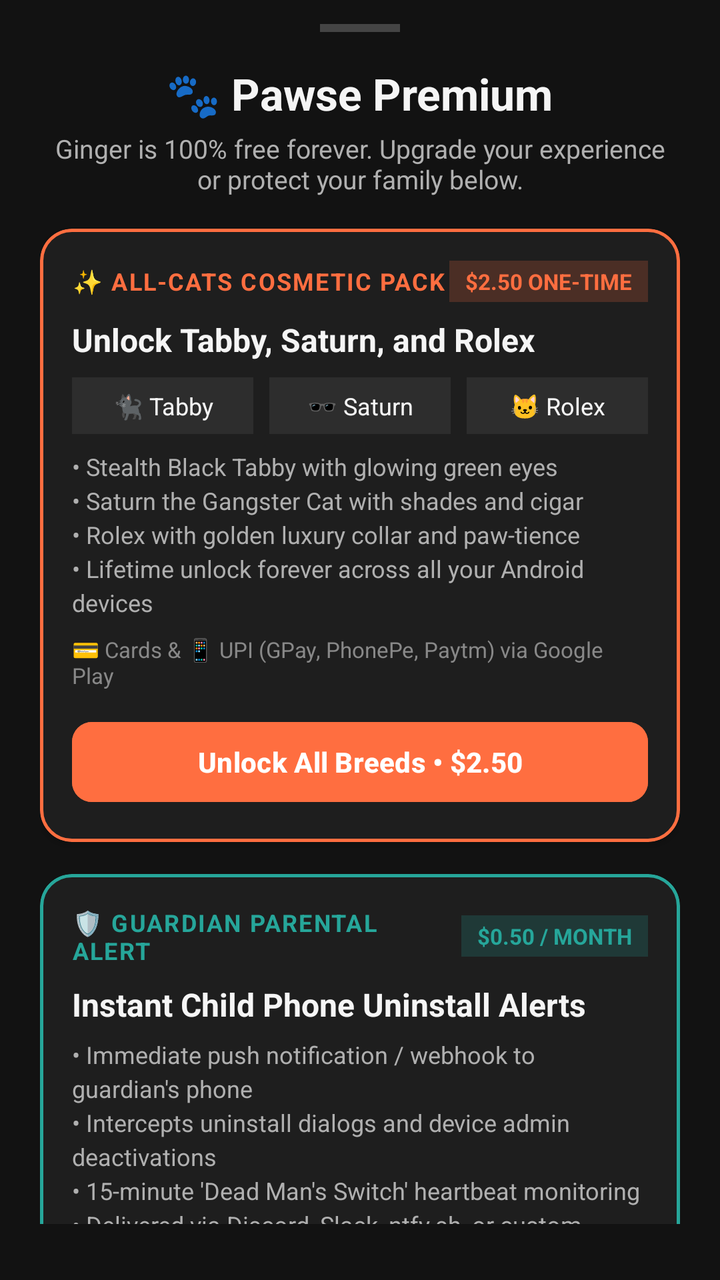
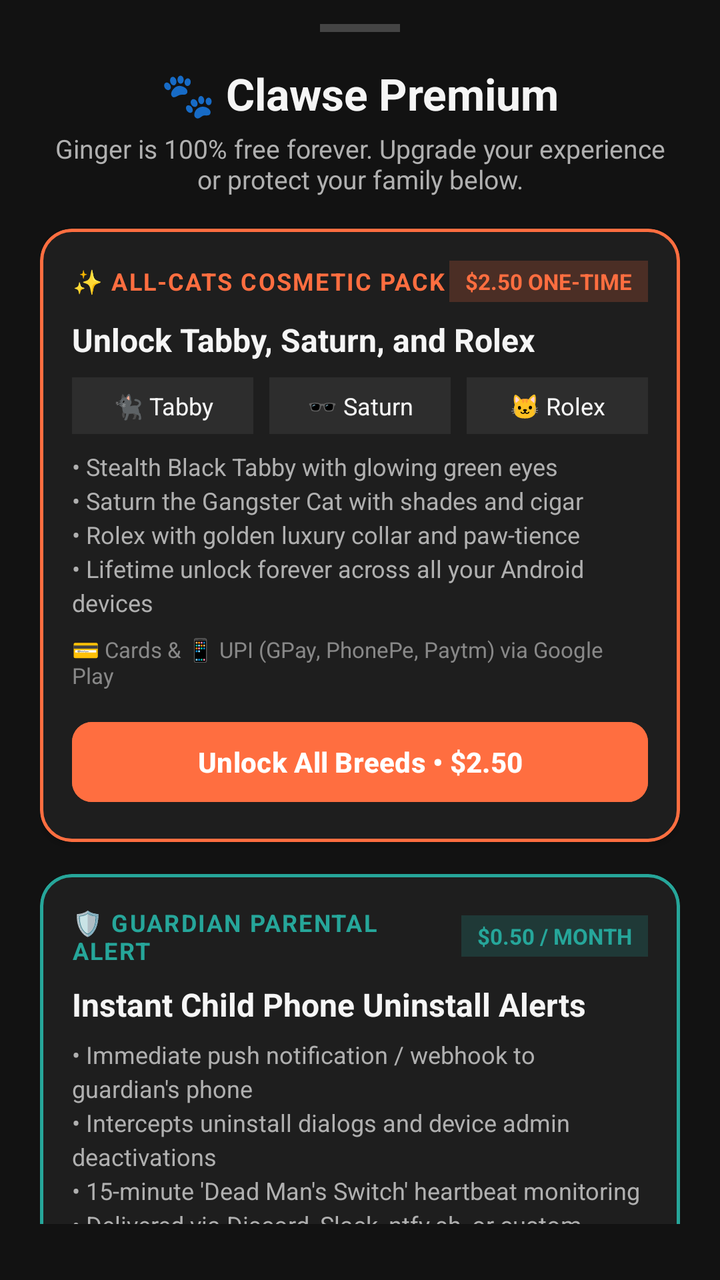

Compare the two renders of this Android layout. The source of the first and the diff that turns it into the second are given below.
<!-- AndroidManifest.xml: application theme Theme.AntiScrollerKitty -->
<!-- res/layout/dialog_paywall.xml -->
<?xml version="1.0" encoding="utf-8"?>
<androidx.core.widget.NestedScrollView xmlns:android="http://schemas.android.com/apk/res/android"
    xmlns:app="http://schemas.android.com/apk/res-auto"
    android:layout_width="match_parent"
    android:layout_height="wrap_content"
    android:background="@color/background"
    android:paddingStart="20dp"
    android:paddingEnd="20dp"
    android:paddingTop="12dp"
    android:paddingBottom="28dp">

    <LinearLayout
        android:layout_width="match_parent"
        android:layout_height="wrap_content"
        android:gravity="center_horizontal"
        android:orientation="vertical">

        
        <View
            android:layout_width="40dp"
            android:layout_height="4dp"
            android:layout_marginBottom="16dp"
            android:background="#444444" />

        <TextView
            android:layout_width="wrap_content"
            android:layout_height="wrap_content"
            android:text="🐾 Pawse Premium"
            android:textColor="@color/text_primary"
            android:textSize="22sp"
            android:textStyle="bold" />

        <TextView
            android:layout_width="wrap_content"
            android:layout_height="wrap_content"
            android:layout_marginTop="4dp"
            android:layout_marginBottom="16dp"
            android:gravity="center"
            android:text="Ginger is 100% free forever. Upgrade your experience or protect your family below."
            android:textColor="@color/text_secondary"
            android:textSize="13sp" />

        
        <com.google.android.material.card.MaterialCardView
            android:id="@+id/cardCosmetics"
            android:layout_width="match_parent"
            android:layout_height="wrap_content"
            android:layout_marginBottom="16dp"
            app:cardBackgroundColor="@color/surface"
            app:cardCornerRadius="16dp"
            app:cardElevation="2dp"
            app:strokeColor="@color/primary"
            app:strokeWidth="1.5dp">

            <LinearLayout
                android:layout_width="match_parent"
                android:layout_height="wrap_content"
                android:orientation="vertical"
                android:padding="16dp">

                <LinearLayout
                    android:layout_width="match_parent"
                    android:layout_height="wrap_content"
                    android:gravity="center_vertical"
                    android:orientation="horizontal">

                    <TextView
                        android:layout_width="0dp"
                        android:layout_height="wrap_content"
                        android:layout_weight="1"
                        android:text="✨ ALL-CATS COSMETIC PACK"
                        android:textColor="@color/primary"
                        android:textSize="12sp"
                        android:letterSpacing="0.06"
                        android:textStyle="bold" />

                    <TextView
                        android:id="@+id/tvCosmeticsPriceBadge"
                        android:layout_width="wrap_content"
                        android:layout_height="wrap_content"
                        android:background="#33FF6E40"
                        android:paddingStart="8dp"
                        android:paddingEnd="8dp"
                        android:paddingTop="3dp"
                        android:paddingBottom="3dp"
                        android:text="$2.50 ONE-TIME"
                        android:textColor="@color/primary"
                        android:textSize="11sp"
                        android:textStyle="bold" />
                </LinearLayout>

                <TextView
                    android:layout_width="wrap_content"
                    android:layout_height="wrap_content"
                    android:layout_marginTop="8dp"
                    android:text="Unlock Tabby, Saturn, and Rolex"
                    android:textColor="@color/text_primary"
                    android:textSize="16sp"
                    android:textStyle="bold" />

                
                <LinearLayout
                    android:layout_width="match_parent"
                    android:layout_height="wrap_content"
                    android:layout_marginTop="8dp"
                    android:layout_marginBottom="8dp"
                    android:orientation="horizontal">

                    <TextView
                        android:layout_width="0dp"
                        android:layout_height="wrap_content"
                        android:layout_weight="1"
                        android:layout_marginEnd="4dp"
                        android:background="@color/surface_variant"
                        android:gravity="center"
                        android:paddingTop="6dp"
                        android:paddingBottom="6dp"
                        android:text="🐈‍⬛ Tabby"
                        android:textColor="@color/text_primary"
                        android:textSize="12sp" />

                    <TextView
                        android:layout_width="0dp"
                        android:layout_height="wrap_content"
                        android:layout_weight="1"
                        android:layout_marginStart="4dp"
                        android:layout_marginEnd="4dp"
                        android:background="@color/surface_variant"
                        android:gravity="center"
                        android:paddingTop="6dp"
                        android:paddingBottom="6dp"
                        android:text="🕶️ Saturn"
                        android:textColor="@color/text_primary"
                        android:textSize="12sp" />

                    <TextView
                        android:layout_width="0dp"
                        android:layout_height="wrap_content"
                        android:layout_weight="1"
                        android:layout_marginStart="4dp"
                        android:background="@color/surface_variant"
                        android:gravity="center"
                        android:paddingTop="6dp"
                        android:paddingBottom="6dp"
                        android:text="🐱 Rolex"
                        android:textColor="@color/text_primary"
                        android:textSize="12sp" />
                </LinearLayout>

                <TextView
                    android:layout_width="wrap_content"
                    android:layout_height="wrap_content"
                    android:text="• Stealth Black Tabby with glowing green eyes\n• Saturn the Gangster Cat with shades and cigar\n• Rolex with golden luxury collar and paw-tience\n• Lifetime unlock forever across all your Android devices"
                    android:textColor="@color/text_secondary"
                    android:textSize="12sp"
                    android:lineSpacingExtra="3dp" />

                <TextView
                    android:layout_width="wrap_content"
                    android:layout_height="wrap_content"
                    android:layout_marginTop="8dp"
                    android:text="💳 Cards &amp; 📱 UPI (GPay, PhonePe, Paytm) via Google Play"
                    android:textColor="#888888"
                    android:textSize="11sp" />

                <com.google.android.material.button.MaterialButton
                    android:id="@+id/btnBuyCosmetics"
                    android:layout_width="match_parent"
                    android:layout_height="48dp"
                    android:layout_marginTop="12dp"
                    android:text="Unlock All Breeds • $2.50"
                    android:textColor="@color/on_primary"
                    android:backgroundTint="@color/primary"
                    android:textStyle="bold"
                    app:cornerRadius="10dp" />
            </LinearLayout>
        </com.google.android.material.card.MaterialCardView>

        
        <com.google.android.material.card.MaterialCardView
            android:id="@+id/cardParental"
            android:layout_width="match_parent"
            android:layout_height="wrap_content"
            android:layout_marginBottom="16dp"
            app:cardBackgroundColor="@color/surface"
            app:cardCornerRadius="16dp"
            app:cardElevation="2dp"
            app:strokeColor="@color/secondary"
            app:strokeWidth="1.5dp">

            <LinearLayout
                android:layout_width="match_parent"
                android:layout_height="wrap_content"
                android:orientation="vertical"
                android:padding="16dp">

                <LinearLayout
                    android:layout_width="match_parent"
                    android:layout_height="wrap_content"
                    android:gravity="center_vertical"
                    android:orientation="horizontal">

                    <TextView
                        android:layout_width="0dp"
                        android:layout_height="wrap_content"
                        android:layout_weight="1"
                        android:text="🛡️ GUARDIAN PARENTAL ALERT"
                        android:textColor="@color/secondary"
                        android:textSize="12sp"
                        android:letterSpacing="0.06"
                        android:textStyle="bold" />

                    <TextView
                        android:id="@+id/tvParentalPriceBadge"
                        android:layout_width="wrap_content"
                        android:layout_height="wrap_content"
                        android:background="#3326A69A"
                        android:paddingStart="8dp"
                        android:paddingEnd="8dp"
                        android:paddingTop="3dp"
                        android:paddingBottom="3dp"
                        android:text="$0.50 / MONTH"
                        android:textColor="@color/secondary"
                        android:textSize="11sp"
                        android:textStyle="bold" />
                </LinearLayout>

                <TextView
                    android:layout_width="wrap_content"
                    android:layout_height="wrap_content"
                    android:layout_marginTop="8dp"
                    android:text="Instant Child Phone Uninstall Alerts"
                    android:textColor="@color/text_primary"
                    android:textSize="16sp"
                    android:textStyle="bold" />

                <TextView
                    android:layout_width="wrap_content"
                    android:layout_height="wrap_content"
                    android:layout_marginTop="6dp"
                    android:text="• Immediate push notification / webhook to guardian's phone\n• Intercepts uninstall dialogs and device admin deactivations\n• 15-minute 'Dead Man's Switch' heartbeat monitoring\n• Delivered via Discord, Slack, ntfy.sh, or custom Webhook"
                    android:textColor="@color/text_secondary"
                    android:textSize="12sp"
                    android:lineSpacingExtra="3dp" />

                <TextView
                    android:layout_width="wrap_content"
                    android:layout_height="wrap_content"
                    android:layout_marginTop="8dp"
                    android:text="💳 Cards &amp; 📱 UPI via Google Play Subscriptions • Cancel anytime"
                    android:textColor="#888888"
                    android:textSize="11sp" />

                <com.google.android.material.button.MaterialButton
                    android:id="@+id/btnBuyParental"
                    android:layout_width="match_parent"
                    android:layout_height="48dp"
                    android:layout_marginTop="12dp"
                    android:text="Subscribe Guardian Alert • $0.50 / mo"
                    android:textColor="@color/on_secondary"
                    android:backgroundTint="@color/secondary"
                    android:textStyle="bold"
                    app:cornerRadius="10dp" />
            </LinearLayout>
        </com.google.android.material.card.MaterialCardView>

        
        <com.google.android.material.button.MaterialButton
            android:id="@+id/btnRestorePurchases"
            android:layout_width="wrap_content"
            android:layout_height="wrap_content"
            android:text="🔄 Restore Previous Purchases"
            android:textColor="@color/text_secondary"
            style="@style/Widget.Material3.Button.TextButton" />

        <TextView
            android:layout_width="wrap_content"
            android:layout_height="wrap_content"
            android:layout_marginTop="8dp"
            android:gravity="center"
            android:text="Secured by Google Play Billing. Subscriptions renew automatically unless cancelled in Google Play Store settings."
            android:textColor="#666666"
            android:textSize="11sp" />

    </LinearLayout>
</androidx.core.widget.NestedScrollView>
<!-- resources referenced by this layout -->
<resources>
  <color name="background">#121212</color>
  <color name="on_primary">#FFFFFF</color>
  <color name="on_secondary">#FFFFFF</color>
  <color name="primary">#FF6E40</color>
  <color name="secondary">#26A69A</color>
  <color name="surface">#1E1E1E</color>
  <color name="surface_variant">#2D2D2D</color>
  <color name="text_primary">#F5F5F5</color>
  <color name="text_secondary">#B0B0B0</color>
  <style name="Theme.AntiScrollerKitty" parent="Theme.Material3.Dark.NoActionBar">
          <item name="colorPrimary">@color/primary</item>
          <item name="colorOnPrimary">@color/on_primary</item>
          <item name="colorSecondary">@color/secondary</item>
          <item name="colorOnSecondary">@color/on_secondary</item>
          <item name="android:statusBarColor">@color/background</item>
          <item name="android:navigationBarColor">@color/background</item>
          <item name="android:windowBackground">@color/background</item>
      </style>
</resources>

<!-- the commit's change to res/layout/dialog_paywall.xml (unified diff, before → after) -->
@@ -25,7 +25,7 @@
         <TextView
             android:layout_width="wrap_content"
             android:layout_height="wrap_content"
-            android:text="🐾 Pawse Premium"
+            android:text="🐾 Clawse Premium"
             android:textColor="@color/text_primary"
             android:textSize="22sp"
             android:textStyle="bold" />
